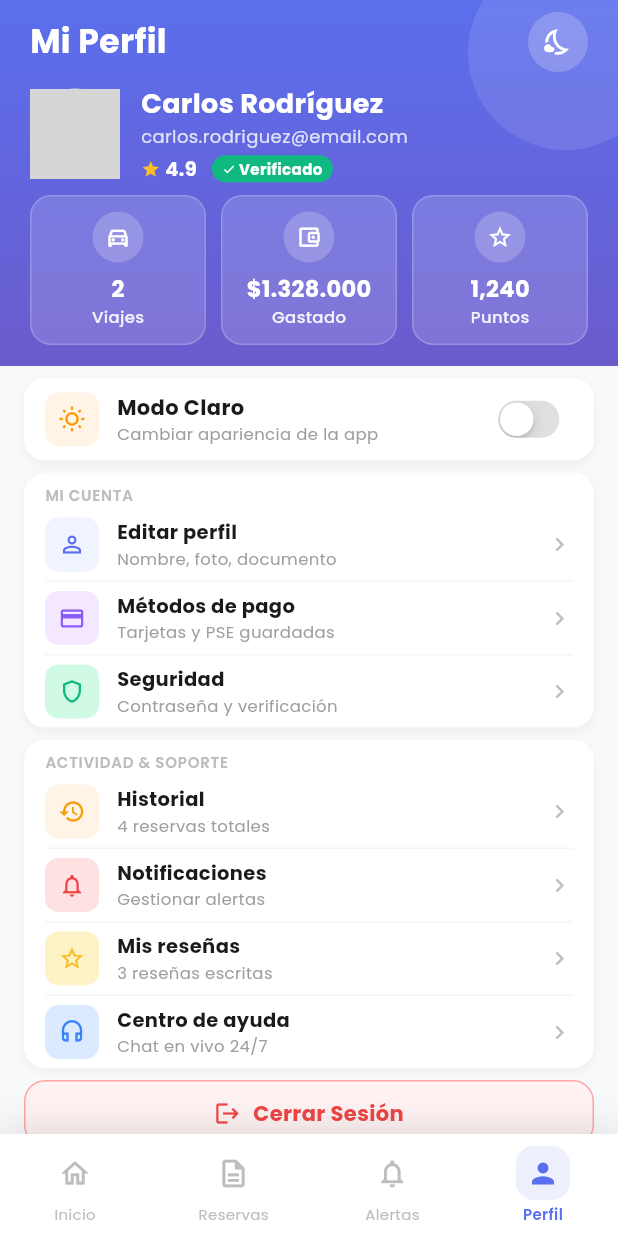
After one commit to unknownusa-ai/FlexiDrive, a Flutter app: the ProfilePage screen opened directly, on a phone screen of 412 x 824 dp. The commit adds this screen. Run offline on Flutter 3.47's test engine with Material 3 defaults, Android fonts, the phone set to English and light mode, and no system bars; our stand-ins replace flutter_svg, google_fonts; network calls fail; grey boxes are pictures that could not be loaded.

Commit message:
pantalla perfil

```diff
--- a/lib/presentation/pages/home/home_page.dart
+++ b/lib/presentation/pages/home/home_page.dart
@@ -1,5 +1,6 @@
 import 'package:flutter/material.dart';
 import '../notifications/notifications_page.dart';
+import '../profile/profile_page.dart';
 
 class HomePage extends StatefulWidget {
   const HomePage({super.key});
@@ -1600,10 +1601,14 @@ class _HomePageState extends State<HomePage> {
     return GestureDetector(
       onTap: () {
         if (index == 2) {
-          // Alertas/Notificaciones
           Navigator.push(
             context,
             MaterialPageRoute(builder: (context) => const NotificationsPage()),
+          );
+        } else if (index == 3) {
+          Navigator.push(
+            context,
+            MaterialPageRoute(builder: (context) => const ProfilePage()),
           );
         } else {
           setState(() {
--- /dev/null
+++ b/lib/presentation/pages/profile/profile_page.dart
@@ -0,0 +1,421 @@
+import 'package:flutter/material.dart';
+import 'package:flutter/cupertino.dart';
+import 'package:google_fonts/google_fonts.dart';
+import '../home/home_page.dart';
+
+class ProfilePage extends StatefulWidget {
+  const ProfilePage({super.key});
+
+  @override
+  State<ProfilePage> createState() => _ProfilePageState();
+}
+
+class _ProfilePageState extends State<ProfilePage> {
+  bool _isDarkMode = false;
+  int _selectedIndex = 3;
+
+  @override
+  Widget build(BuildContext context) {
+    return Scaffold(
+      backgroundColor: const Color(0xFFF8F9FA),
+      body: Column(
+        children: [
+          _buildHeaderWithStats(),
+          Expanded(
+            child: Padding(
+              padding: const EdgeInsets.fromLTRB(16, 8, 16, 0),
+              child: Column(
+                children: [
+                  _buildDarkModeToggle(),
+                  const SizedBox(height: 8),
+                  _buildAccountSection(),
+                  const SizedBox(height: 8),
+                  _buildActivitySection(),
+                  const SizedBox(height: 8),
+                  _buildLogoutButton(),
+                  const SizedBox(height: 4),
+                  _buildVersionInfo(),
+                ],
+              ),
+            ),
+          ),
+        ],
+      ),
+      bottomNavigationBar: _buildBottomNavBar(),
+    );
+  }
+
+  Widget _buildHeaderWithStats() {
+    return Container(
+      decoration: const BoxDecoration(
+        gradient: LinearGradient(
+          begin: Alignment.topCenter,
+          end: Alignment.bottomCenter,
+          colors: [Color(0xFF5B6FED), Color(0xFF6B5BCD)],
+        ),
+      ),
+      child: SafeArea(
+        bottom: false,
+        child: Stack(
+          children: [
+            Positioned(
+              top: -30,
+              right: -30,
+              child: Container(
+                width: 130,
+                height: 130,
+                decoration: BoxDecoration(
+                  color: Colors.white.withOpacity(0.1),
+                  shape: BoxShape.circle,
+                ),
+              ),
+            ),
+            Column(
+              mainAxisSize: MainAxisSize.min,
+              children: [
+                Padding(
+                  padding: const EdgeInsets.fromLTRB(20, 8, 20, 8),
+                  child: Row(
+                    mainAxisAlignment: MainAxisAlignment.spaceBetween,
+                    children: [
+                      Text('Mi Perfil',
+                          style: GoogleFonts.poppins(color: Colors.white, fontSize: 22, fontWeight: FontWeight.bold)),
+                      Container(
+                        width: 40, height: 40,
+                        decoration: BoxDecoration(color: Colors.white.withOpacity(0.2), shape: BoxShape.circle),
+                        child: const Icon(Icons.nights_stay_outlined, color: Colors.white, size: 20),
+                      ),
+                    ],
+                  ),
+                ),
+                Padding(
+                  padding: const EdgeInsets.fromLTRB(20, 0, 20, 6),
+                  child: Row(
+                    children: [
+                      Stack(
+                        children: [
+                          CircleAvatar(
+                            radius: 30,
+                            backgroundColor: Colors.grey.shade300,
+                            backgroundImage: const NetworkImage(
+                                'https://images.unsplash.com/photo-1507003211169-0a1dd7228f2d?w=150&h=150&fit=crop'),
+                          ),
+                          Positioned(
+                            bottom: 0, right: 0,
+                            child: Container(
+                              width: 18, height: 18,
+                              decoration: BoxDecoration(
+                                color: const Color(0xFF5B6FED),
+                                shape: BoxShape.circle,
+                                border: Border.all(color: Colors.white, width: 1.5),
+                              ),
+                              child: const Icon(Icons.camera_alt, color: Colors.white, size: 9),
+                            ),
+                          ),
+                        ],
+                      ),
+                      const SizedBox(width: 14),
+                      Expanded(
+                        child: Column(
+                          crossAxisAlignment: CrossAxisAlignment.start,
+                          children: [
+                            Text('Carlos Rodríguez',
+                                style: GoogleFonts.poppins(fontSize: 18, fontWeight: FontWeight.bold, color: Colors.white)),
+                            Text('carlos.rodriguez@email.com',
+                                style: GoogleFonts.poppins(fontSize: 12, color: Colors.white.withOpacity(0.8))),
+                            const SizedBox(height: 4),
+                            Row(
+                              children: [
+                                const Icon(Icons.star, color: Color(0xFFFBBF24), size: 13),
+                                const SizedBox(width: 3),
+                                Text('4.9',
+                                    style: GoogleFonts.poppins(fontWeight: FontWeight.bold, fontSize: 13, color: Colors.white)),
+                                const SizedBox(width: 10),
+                                Container(
+                                  padding: const EdgeInsets.symmetric(horizontal: 7, vertical: 2),
+                                  decoration: BoxDecoration(color: const Color(0xFF10B981), borderRadius: BorderRadius.circular(12)),
+                                  child: Row(
+                                    mainAxisSize: MainAxisSize.min,
+                                    children: [
+                                      const Icon(Icons.check, color: Colors.white, size: 9),
+                                      const SizedBox(width: 2),
+                                      Text('Verificado',
+                                          style: GoogleFonts.poppins(color: Colors.white, fontSize: 10, fontWeight: FontWeight.bold)),
+                                    ],
+                                  ),
+                                ),
+                              ],
+                            ),
+                          ],
+                        ),
+                      ),
+                    ],
+                  ),
+                ),
+                Padding(
+                  padding: const EdgeInsets.fromLTRB(20, 2, 20, 14),
+                  child: Row(
+                    children: [
+                      Expanded(child: _buildStatCard(icon: Icons.directions_car_outlined, value: '2', label: 'Viajes')),
+                      const SizedBox(width: 10),
+                      Expanded(child: _buildStatCard(icon: Icons.account_balance_wallet_outlined, value: '\$1.328.000', label: 'Gastado')),
+                      const SizedBox(width: 10),
+                      Expanded(child: _buildStatCard(icon: Icons.star_outline, value: '1,240', label: 'Puntos')),
+                    ],
+                  ),
+                ),
+              ],
+            ),
+          ],
+        ),
+      ),
+    );
+  }
+
+  Widget _buildStatCard({required IconData icon, required String value, required String label}) {
+    return Container(
+      padding: const EdgeInsets.symmetric(vertical: 10, horizontal: 6),
+      decoration: BoxDecoration(
+        color: Colors.white.withOpacity(0.15),
+        borderRadius: BorderRadius.circular(14),
+        border: Border.all(color: Colors.white.withOpacity(0.2), width: 1),
+      ),
+      child: Column(
+        children: [
+          Container(
+            width: 34, height: 34,
+            decoration: BoxDecoration(color: Colors.white.withOpacity(0.2), shape: BoxShape.circle),
+            child: Icon(icon, color: Colors.white, size: 17),
+          ),
+          const SizedBox(height: 7),
+          Text(value, style: GoogleFonts.poppins(fontSize: 15, fontWeight: FontWeight.bold, color: Colors.white)),
+          Text(label, style: GoogleFonts.poppins(fontSize: 11, fontWeight: FontWeight.w500, color: Colors.white.withOpacity(0.9))),
+        ],
+      ),
+    );
+  }
+
+  Widget _buildDarkModeToggle() {
+    return Container(
+      padding: const EdgeInsets.symmetric(horizontal: 14, vertical: 8),
+      decoration: BoxDecoration(
+        color: Colors.white,
+        borderRadius: BorderRadius.circular(14),
+        boxShadow: [BoxShadow(color: Colors.black.withOpacity(0.05), blurRadius: 4, offset: const Offset(0, 2))],
+      ),
+      child: Row(
+        children: [
+          Container(
+            width: 36, height: 36,
+            decoration: BoxDecoration(color: const Color(0xFFFFF4E6), borderRadius: BorderRadius.circular(9)),
+            child: const Icon(Icons.wb_sunny_outlined, color: Color(0xFFF59E0B), size: 18),
+          ),
+          const SizedBox(width: 12),
+          Expanded(
+            child: Column(
+              crossAxisAlignment: CrossAxisAlignment.start,
+              children: [
+                Text('Modo Claro',
+                    style: GoogleFonts.poppins(fontSize: 14, fontWeight: FontWeight.bold, color: const Color(0xFF1A1A1A))),
+                Text('Cambiar apariencia de la app',
+                    style: GoogleFonts.poppins(fontSize: 11, color: Colors.grey.shade500)),
+              ],
+            ),
+          ),
+          Transform.scale(
+            scale: 0.8,
+            child: CupertinoSwitch(
+              value: _isDarkMode,
+              onChanged: (v) => setState(() => _isDarkMode = v),
+              activeColor: const Color(0xFF5B6FED),
+              trackColor: Colors.grey.shade300,
+            ),
+          ),
+        ],
+      ),
+    );
+  }
+
+  Widget _buildAccountSection() {
+    return Container(
+      decoration: BoxDecoration(
+        color: Colors.white,
+        borderRadius: BorderRadius.circular(14),
+        boxShadow: [BoxShadow(color: Colors.black.withOpacity(0.05), blurRadius: 4, offset: const Offset(0, 2))],
+      ),
+      child: Column(
+        crossAxisAlignment: CrossAxisAlignment.start,
+        mainAxisSize: MainAxisSize.min,
+        children: [
+          Padding(
+            padding: const EdgeInsets.fromLTRB(14, 8, 14, 2),
+            child: Text('MI CUENTA',
+                style: GoogleFonts.poppins(fontSize: 10, fontWeight: FontWeight.w600, color: Colors.grey.shade400, letterSpacing: 0.5)),
+          ),
+          _buildMenuItem(icon: Icons.person_outline, iconColor: const Color(0xFF5B6FED), iconBgColor: const Color(0xFFF0F4FF), title: 'Editar perfil', subtitle: 'Nombre, foto, documento', onTap: () {}),
+          Divider(height: 1, indent: 14, endIndent: 14, color: Colors.grey.shade100),
+          _buildMenuItem(icon: Icons.credit_card_outlined, iconColor: const Color(0xFF8B5CF6), iconBgColor: const Color(0xFFF3E8FF), title: 'Métodos de pago', subtitle: 'Tarjetas y PSE guardadas', onTap: () {}),
+          Divider(height: 1, indent: 14, endIndent: 14, color: Colors.grey.shade100),
+          _buildMenuItem(icon: Icons.shield_outlined, iconColor: const Color(0xFF10B981), iconBgColor: const Color(0xFFD1FAE5), title: 'Seguridad', subtitle: 'Contraseña y verificación', onTap: () {}),
+        ],
+      ),
+    );
+  }
+
+  Widget _buildActivitySection() {
+    return Container(
+      decoration: BoxDecoration(
+        color: Colors.white,
+        borderRadius: BorderRadius.circular(14),
+        boxShadow: [BoxShadow(color: Colors.black.withOpacity(0.05), blurRadius: 4, offset: const Offset(0, 2))],
+      ),
+      child: Column(
+        crossAxisAlignment: CrossAxisAlignment.start,
+        mainAxisSize: MainAxisSize.min,
+        children: [
+          Padding(
+            padding: const EdgeInsets.fromLTRB(14, 8, 14, 2),
+            child: Text('ACTIVIDAD & SOPORTE',
+                style: GoogleFonts.poppins(fontSize: 10, fontWeight: FontWeight.w600, color: Colors.grey.shade400, letterSpacing: 0.5)),
+          ),
+          _buildMenuItem(icon: Icons.history, iconColor: const Color(0xFFF59E0B), iconBgColor: const Color(0xFFFFF4E6), title: 'Historial', subtitle: '4 reservas totales', onTap: () {}),
+          Divider(height: 1, indent: 14, endIndent: 14, color: Colors.grey.shade100),
+          _buildMenuItem(icon: Icons.notifications_outlined, iconColor: const Color(0xFFEF4444), iconBgColor: const Color(0xFFFEE2E2), title: 'Notificaciones', subtitle: 'Gestionar alertas', onTap: () {}),
+          Divider(height: 1, indent: 14, endIndent: 14, color: Colors.grey.shade100),
+          _buildMenuItem(icon: Icons.star_border, iconColor: const Color(0xFFFBBF24), iconBgColor: const Color(0xFFFEF3C7), title: 'Mis reseñas', subtitle: '3 reseñas escritas', onTap: () {}),
+          Divider(height: 1, indent: 14, endIndent: 14, color: Colors.grey.shade100),
+          _buildMenuItem(icon: Icons.headset_outlined, iconColor: const Color(0xFF3B82F6), iconBgColor: const Color(0xFFDBEAFE), title: 'Centro de ayuda', subtitle: 'Chat en vivo 24/7', onTap: () {}),
+        ],
+      ),
+    );
+  }
+
+  Widget _buildMenuItem({
+    required IconData icon,
+    required Color iconColor,
+    required Color iconBgColor,
+    required String title,
+    required String subtitle,
+    required VoidCallback onTap,
+  }) {
+    return InkWell(
+      onTap: onTap,
+      child: Padding(
+        padding: const EdgeInsets.symmetric(horizontal: 14, vertical: 6),
+        child: Row(
+          children: [
+            Container(
+              width: 36, height: 36,
+              decoration: BoxDecoration(color: iconBgColor, borderRadius: BorderRadius.circular(9)),
+              child: Icon(icon, color: iconColor, size: 18),
+            ),
+            const SizedBox(width: 12),
+            Expanded(
+              child: Column(
+                crossAxisAlignment: CrossAxisAlignment.start,
+                children: [
+                  Text(title, style: GoogleFonts.poppins(fontSize: 13, fontWeight: FontWeight.bold, color: const Color(0xFF1A1A1A))),
+                  Text(subtitle, style: GoogleFonts.poppins(fontSize: 11, color: Colors.grey.shade500)),
+                ],
+              ),
+            ),
+            Icon(Icons.chevron_right, color: Colors.grey.shade400, size: 18),
+          ],
+        ),
+      ),
+    );
+  }
+
+  Widget _buildLogoutButton() {
+    return GestureDetector(
+      onTap: () => Navigator.of(context).pushReplacementNamed('/login'),
+      child: Container(
+        padding: const EdgeInsets.symmetric(vertical: 11),
+        decoration: BoxDecoration(
+          color: const Color(0xFFFEF2F2),
+          borderRadius: BorderRadius.circular(14),
+          border: Border.all(color: const Color(0xFFFCA5A5), width: 1),
+        ),
+        child: Row(
+          mainAxisAlignment: MainAxisAlignment.center,
+          children: [
+            const Icon(Icons.logout, color: Color(0xFFEF4444), size: 18),
+            const SizedBox(width: 8),
+            Text('Cerrar Sesión',
+                style: GoogleFonts.poppins(color: const Color(0xFFEF4444), fontSize: 14, fontWeight: FontWeight.bold)),
+          ],
+        ),
+      ),
+    );
+  }
+
+  Widget _buildVersionInfo() {
+    return Row(
+      mainAxisAlignment: MainAxisAlignment.center,
+      children: [
+        Text('FlexiDrive v2.1.0 · Colombia',
+            style: GoogleFonts.poppins(fontSize: 11, color: Colors.grey.shade400)),
+        const SizedBox(width: 4),
+        const Text('🇨🇴', style: TextStyle(fontSize: 11)),
+      ],
+    );
+  }
+
+  Widget _buildBottomNavBar() {
+    return Container(
+      decoration: BoxDecoration(
+        color: Colors.white,
+        boxShadow: [BoxShadow(color: Colors.black.withOpacity(0.1), blurRadius: 20, offset: const Offset(0, -5))],
+      ),
+      child: SafeArea(
+        child: Padding(
+          padding: const EdgeInsets.symmetric(vertical: 8),
+          child: Row(
+            mainAxisAlignment: MainAxisAlignment.spaceAround,
+            children: [
+              _buildNavItem(Icons.home_outlined, 'Inicio', 0),
+              _buildNavItem(Icons.description_outlined, 'Reservas', 1),
+              _buildNavItem(Icons.notifications_outlined, 'Alertas', 2),
+              _buildNavItem(Icons.person, 'Perfil', 3),
+            ],
+          ),
+        ),
+      ),
+    );
+  }
+
+  Widget _buildNavItem(IconData icon, String label, int index) {
+    final isSelected = _selectedIndex == index;
+    return GestureDetector(
+      onTap: () {
+        if (index == 0) {
+          Navigator.of(context).pushReplacement(
+            MaterialPageRoute(builder: (context) => const HomePage()),
+          );
+        } else if (index != 3) {
+          setState(() => _selectedIndex = index);
+        }
+      },
+      child: Column(
+        mainAxisSize: MainAxisSize.min,
+        children: [
+          Container(
+            padding: const EdgeInsets.all(7),
+            decoration: BoxDecoration(
+              color: isSelected ? const Color(0xFF5B6FED).withOpacity(0.1) : Colors.transparent,
+              borderRadius: BorderRadius.circular(12),
+            ),
+            child: Icon(icon, color: isSelected ? const Color(0xFF5B6FED) : Colors.grey.shade400, size: 22),
+          ),
+          const SizedBox(height: 2),
+          Text(label,
+              style: GoogleFonts.poppins(
+                color: isSelected ? const Color(0xFF5B6FED) : Colors.grey.shade400,
+                fontSize: 10,
+                fontWeight: isSelected ? FontWeight.w600 : FontWeight.normal,
+              )),
+        ],
+      ),
+    );
+  }
+}
--- a/pubspec.yaml
+++ b/pubspec.yaml
@@ -13,6 +13,7 @@ dependencies:
     sdk: flutter
   cupertino_icons: ^1.0.2
   flutter_svg: ^2.0.9
+  google_fonts: ^6.1.0
 
 flutter:
   uses-material-design: true
```
Also changed, not shown: pubspec.lock.
